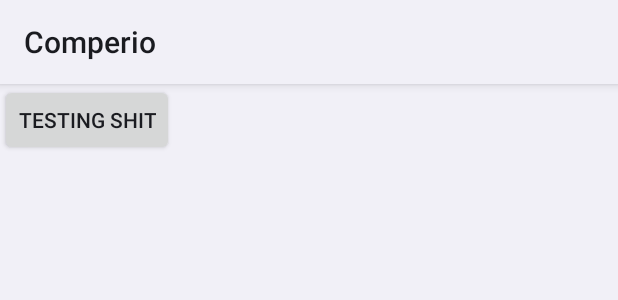
After one commit to Nextness/Comperio, an Android app built with Jetpack Compose: the layout test_layout.xml on its own in the app's theme, with its tools: preview values and no code run, on a phone screen of 412 x 824 dp. The commit adds this screen. Shown: the top 300 px of the screen. Run offline under Robolectric (Android 15) with nearby library versions, the phone set to English and light mode, and no system bars.

Commit message:
Including logic to navigate between Compose and XML Layouts (#12)

```diff
--- a/app/src/main/java/com/research/comperio/screens/login/LoginScreen.kt
+++ b/app/src/main/java/com/research/comperio/screens/login/LoginScreen.kt
@@ -157,6 +157,7 @@
                     disabledElevation = 0.dp
                 ),
                 onClick = {
+                    navHostController.navigate(route = ScreenHolder.HomeScreenHolder.route)
                 /* TODO:
                 *    Create validation function which passes values from the fields.
                 *    if it exists move to the main screen, else fail and say the password
--- /dev/null
+++ b/app/src/main/res/layout/test_layout.xml
@@ -0,0 +1,16 @@
+<?xml version="1.0" encoding="utf-8"?>
+<LinearLayout xmlns:android="http://schemas.android.com/apk/res/android"
+    xmlns:tools="http://schemas.android.com/tools"
+    android:orientation="vertical"
+    android:layout_width="match_parent"
+    android:layout_height="match_parent"
+    tools:context=".TestLayout">
+
+    <Button
+        android:layout_width="wrap_content"
+        android:layout_height="wrap_content"
+        android:text="Testing Shit"
+        android:id="@+id/testing"
+        />
+
+</LinearLayout>
```
Also changed, not shown: app/build.gradle (+6 -6 lines), app/src/main/java/com/research/comperio/MainActivity.kt (+7 -0 lines), app/src/main/java/com/research/comperio/navigation/NavigationGraph.kt (+13 -1 lines).
